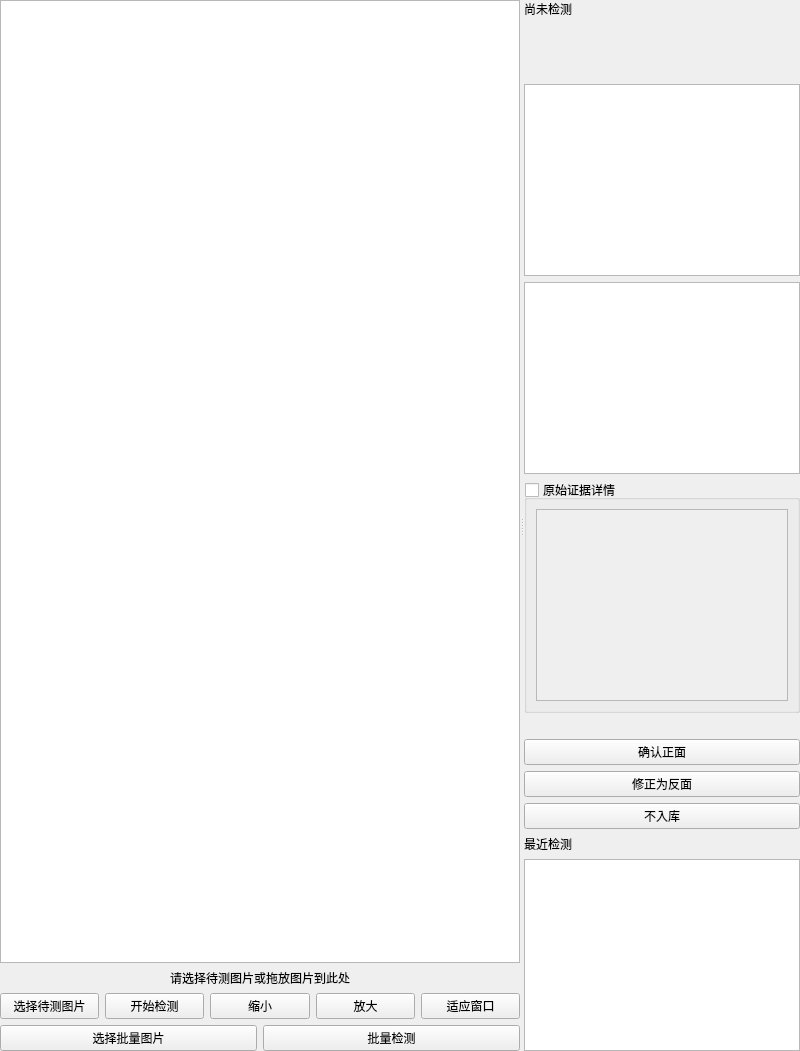
This is qt_app/inspectionpage.ui in Curry30LHJ/workpiece-orientation as Qt 5 draws it before an edit. The edited form follows.
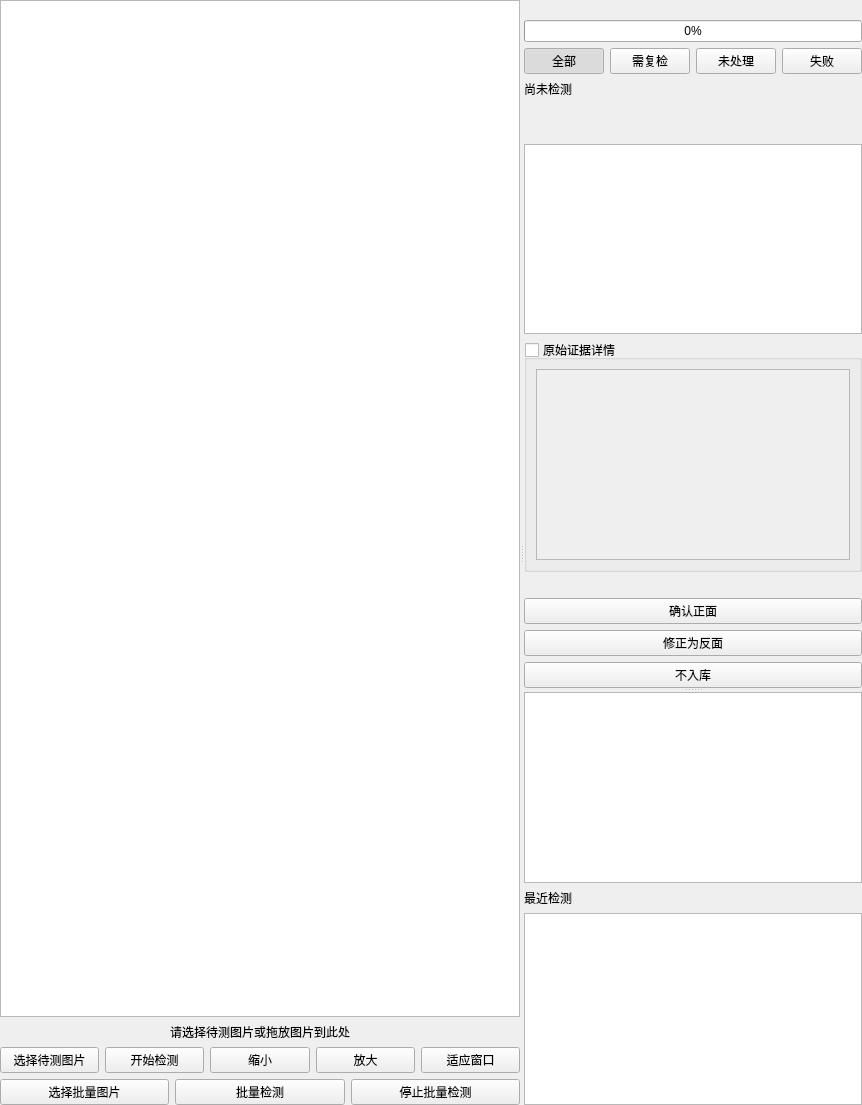
This is the edited form. Custom widgets are drawn as their Qt base class.

Commit message: feat: add robust Qt batch review mode

Patch:
```diff
--- a/qt_app/inspectionpage.ui
+++ b/qt_app/inspectionpage.ui
@@ -27,17 +27,31 @@
         <layout class="QHBoxLayout" name="batchButtonLayout">
          <item><widget class="QPushButton" name="chooseBatchImagesButton"><property name="text"><string>选择批量图片</string></property></widget></item>
          <item><widget class="QPushButton" name="batchPredictButton"><property name="text"><string>批量检测</string></property></widget></item>
+         <item><widget class="QPushButton" name="stopBatchButton"><property name="text"><string>停止批量检测</string></property></widget></item>
         </layout>
        </item>
       </layout>
      </widget>
      <widget class="QWidget" name="resultPane">
       <layout class="QVBoxLayout" name="resultPaneLayout">
+       <item><widget class="QLabel" name="batchSummaryLabel"><property name="text"><string/></property></widget></item>
+       <item><widget class="QProgressBar" name="batchProgressBar"><property name="value"><number>0</number></property><property name="textVisible"><bool>true</bool></property></widget></item>
+       <item>
+        <layout class="QHBoxLayout" name="batchFilterLayout">
+         <item><widget class="QPushButton" name="allBatchFilterButton"><property name="text"><string>全部</string></property><property name="checkable"><bool>true</bool></property><property name="checked"><bool>true</bool></property></widget></item>
+         <item><widget class="QPushButton" name="needsReviewBatchFilterButton"><property name="text"><string>需复检</string></property><property name="checkable"><bool>true</bool></property></widget></item>
+         <item><widget class="QPushButton" name="unprocessedBatchFilterButton"><property name="text"><string>未处理</string></property><property name="checkable"><bool>true</bool></property></widget></item>
+         <item><widget class="QPushButton" name="failedBatchFilterButton"><property name="text"><string>失败</string></property><property name="checkable"><bool>true</bool></property></widget></item>
+         </layout>
+       </item>
+       <item>
+        <widget class="QSplitter" name="batchReviewSplitter">
+         <property name="orientation"><enum>Qt::Vertical</enum></property>
+         <widget class="QWidget" name="resultDetailPane">
+          <layout class="QVBoxLayout" name="resultDetailLayout">
        <item><widget class="QLabel" name="resultLabel"><property name="text"><string>尚未检测</string></property></widget></item>
        <item><widget class="QLabel" name="resultMessageLabel"><property name="wordWrap"><bool>true</bool></property><property name="text"><string/></property></widget></item>
        <item><widget class="QLabel" name="reviewLabel"><property name="styleSheet"><string notr="true">color: #b00020; font-weight: bold;</string></property><property name="text"><string/></property></widget></item>
-       <item><widget class="QLabel" name="batchSummaryLabel"><property name="text"><string/></property></widget></item>
-       <item><widget class="QTableWidget" name="batchResultsTableWidget"/></item>
        <item><widget class="QTextEdit" name="evidenceTextEdit"><property name="readOnly"><bool>true</bool></property><property name="maximumHeight"><number>130</number></property></widget></item>
        <item>
         <widget class="QGroupBox" name="rawEvidenceContainer">
@@ -56,6 +70,11 @@
          <item><widget class="QPushButton" name="confirmBackButton"><property name="text"><string>修正为反面</string></property></widget></item>
          <item><widget class="QPushButton" name="rejectConfirmationButton"><property name="text"><string>不入库</string></property></widget></item>
         </layout>
+           </item>
+          </layout>
+         </widget>
+         <widget class="QTableWidget" name="batchResultsTableWidget"/>
+        </widget>
        </item>
        <item><widget class="QLabel" name="recentInspectionTitleLabel"><property name="text"><string>最近检测</string></property></widget></item>
        <item><widget class="QListWidget" name="recentInspectionList"><property name="maximumHeight"><number>180</number></property><property name="iconSize"><size><width>64</width><height>48</height></size></property></widget></item>
```
Lines whose indentation alone changed are shown as unchanged. The commit also changes 6 other files.
